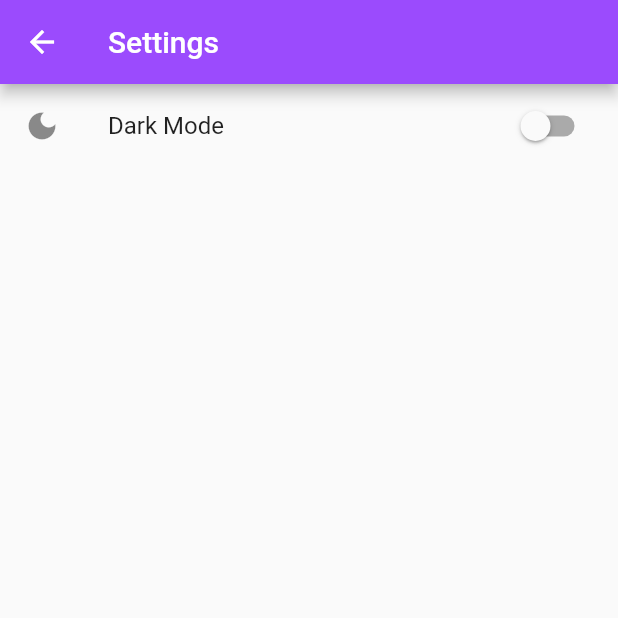
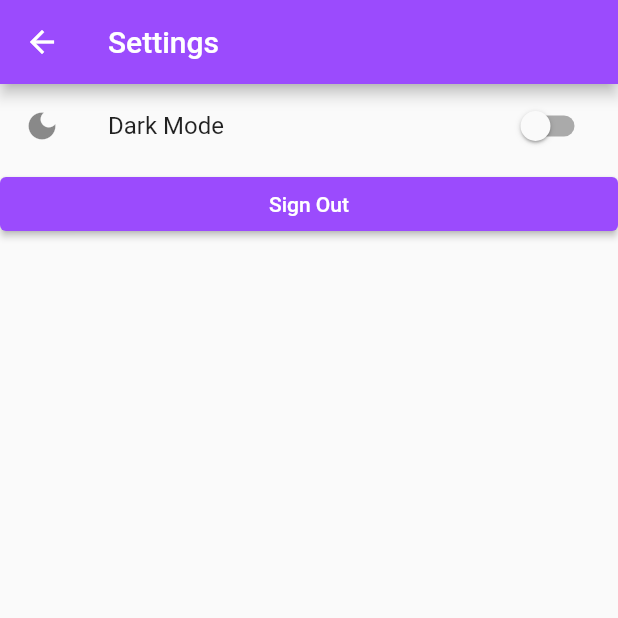
Before and after one commit to TheWhispererFox/NotoApp, a Flutter app: the SettingsPage screen opened by its route, on a phone screen of 412 x 824 dp, the top half of it. Run offline on Flutter 3.47's test engine with Material 2 defaults, Android fonts, the phone set to English and light mode, and no system bars; our stand-ins replace auto_route, built_collection, built_value, cloud_firestore, connectivity_plus, dartz and 8 more; missing offline and left inert: flutterfire_ui, test; accounts and stored records are empty; generated files the repository leaves out were written again; network calls fail; statements that could not run were skipped; project files that could hold a hidden picture were left out.

Commit message:
[Add] SignOut Button in SettingsPage

```diff
--- a/lib/domain/user/user_bloc.dart
+++ b/lib/domain/user/user_bloc.dart
@@ -47,6 +47,10 @@ class UserBloc extends Bloc<UserState, UserStateBuilder> {
       updateState((b) => b.error = authError);
     });
   }
+
+  void signOut() {
+    _authService.signOut();
+  }
 }
 
 // Future<UserCredential?> signInWithGoogle() async {
--- a/lib/ui/lang/app_en.arb
+++ b/lib/ui/lang/app_en.arb
@@ -5,5 +5,6 @@
   "folders": "Folders",
   "darkMode": "Dark Mode",
   "lightMode": "Light Mode",
-  "delete": "Delete"
+  "delete": "Delete",
+  "signOut": "Sign Out"
 }
--- a/lib/ui/lang/app_ru.arb
+++ b/lib/ui/lang/app_ru.arb
@@ -5,5 +5,6 @@
   "folders": "Папки",
   "darkMode": "Тёмная тема",
   "lightMode": "Светлая тема",
-  "delete": "Удалить"
+  "delete": "Удалить",
+  "signOut": "Выйти"
 }
--- a/lib/ui/pages/settings_page.dart
+++ b/lib/ui/pages/settings_page.dart
@@ -1,5 +1,8 @@
+import 'package:auto_route/auto_route.dart';
 import 'package:flutter/material.dart';
+import 'package:noto_app/app/material_auto_router.gr.dart';
 import 'package:noto_app/domain/themes/theme_bloc.dart';
+import 'package:noto_app/domain/user/user_bloc.dart';
 import 'package:noto_app/utils/extensions/context_extension.dart';
 import 'package:noto_app/utils/extensions/stream_extension.dart';
 import 'package:provider/provider.dart';
@@ -13,6 +16,7 @@ class SettingsPage extends StatefulWidget {
 
 class _SettingsPageState extends State<SettingsPage> {
   late final ThemeBloc _themeBloc;
+  late final UserBloc _userBloc;
 
   @override
   void dispose() {
@@ -22,6 +26,7 @@ class _SettingsPageState extends State<SettingsPage> {
   @override
   void initState() {
     _themeBloc = context.read();
+    _userBloc = context.read();
     super.initState();
   }
 
@@ -45,6 +50,13 @@ class _SettingsPageState extends State<SettingsPage> {
               );
             },
           ),
+          ElevatedButton(
+            onPressed: () {
+              _userBloc.signOut();
+              AutoRouter.of(context).popUntilRouteWithName(AuthPageRoute.name);
+            },
+            child: Text(context.lang!.signOut),
+          )
         ],
       ),
     );
```
